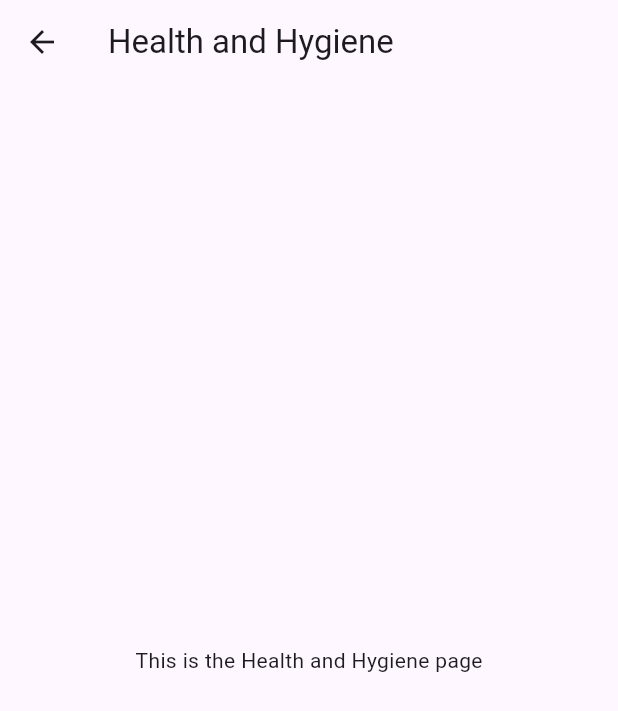
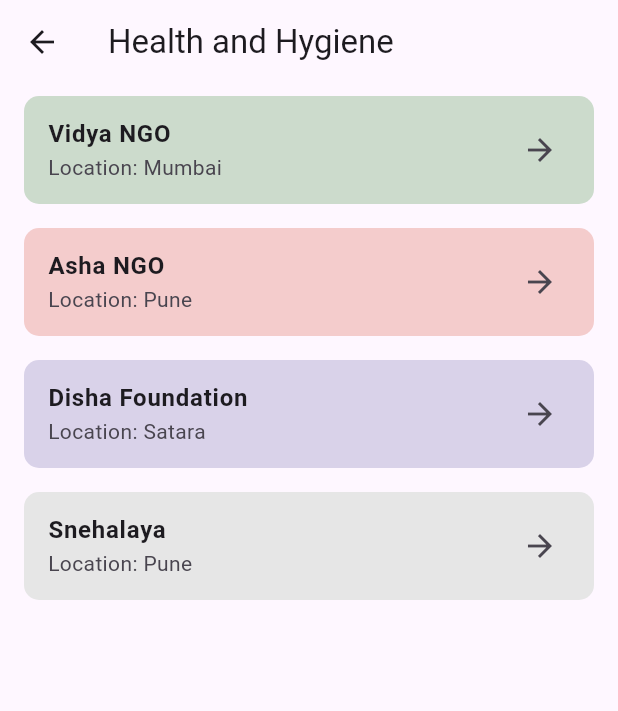
Before and after one commit to Asmitbv21/bharatsocials, a Flutter app: the HealthHyg screen opened directly, on a phone screen of 412 x 824 dp. Shown: the top 711 px of the screen. Run offline on Flutter 3.47's test engine with Material 3 defaults, Android fonts, the phone set to English and light mode, and no system bars.

Commit message:
linking issue

```diff
--- a/lib/domains/healthHyg.dart
+++ b/lib/domains/healthHyg.dart
@@ -1,14 +1,48 @@
+import 'package:bharatsocials/screens/ngoProfile.dart';
 import 'package:flutter/material.dart';
 
 class HealthHyg extends StatelessWidget {
+  final List<Map<String, String>> ngos = [
+    {'name': 'Vidya NGO', 'location': 'Mumbai', 'color': '0xFFCCDBCC'},
+    {'name': 'Asha NGO', 'location': 'Pune', 'color': '0xFFF4CCCC'},
+    {'name': 'Disha Foundation', 'location': 'Satara', 'color': '0xFFD9D2E9'},
+    {'name': 'Snehalaya', 'location': 'Pune', 'color': '0xFFE6E6E6'},
+  ];
+
+   HealthHyg({super.key});
+
   @override
   Widget build(BuildContext context) {
     return Scaffold(
       appBar: AppBar(
-        title: Text('Health and Hygiene'),
+        title: const Text('Health and Hygiene'),
       ),
-      body: Center(
-        child: Text('This is the Health and Hygiene page'),
+      body: ListView.builder(
+        itemCount: ngos.length,
+        itemBuilder: (context, index) {
+          return Container(
+            decoration: BoxDecoration(
+              color: Color(int.parse(ngos[index]['color']!)),
+              borderRadius: BorderRadius.circular(10), // Rounded corners
+            ),
+            margin: const EdgeInsets.symmetric(vertical: 8, horizontal: 16),
+            child: ListTile(
+              title: Text(
+                ngos[index]['name']!,
+                style: const TextStyle(fontWeight: FontWeight.bold),
+              ),
+              subtitle: Text('Location: ${ngos[index]['location']}'),
+              trailing: const Icon(Icons.arrow_forward),
+              onTap: () {
+                Navigator.push(
+                            context,
+                            MaterialPageRoute(
+                                builder: (context) => VidyaNGOApp()),
+                          );// Navigate to profile screen
+              },
+            ),
+          );
+        },
       ),
     );
   }
```
